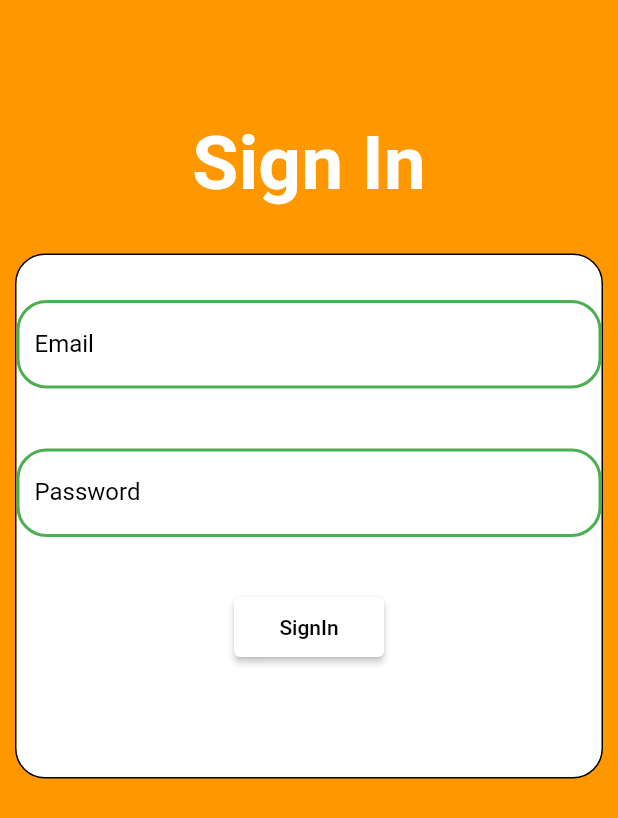
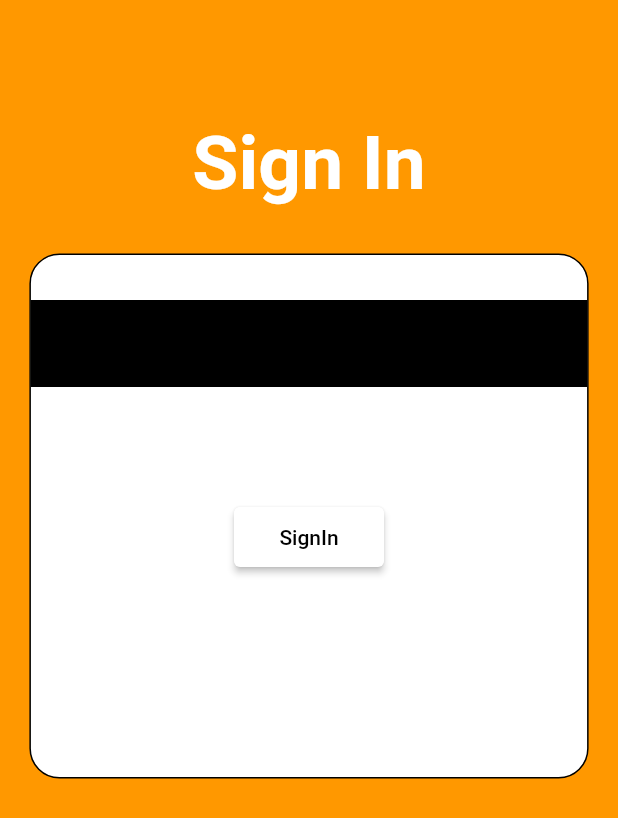
Before and after one commit to bilab-thapa/flutter_test, a Flutter app: the screen it shows after launch, after a tap on "Sign In Page", on a phone screen of 412 x 824 dp. Shown: the top 818 px of the screen. Run offline on Flutter 3.47's test engine with Material 2 defaults, Android fonts, the phone set to English and light mode, and no system bars.

```diff
--- a/lib/add.dart
+++ b/lib/add.dart
@@ -76,6 +76,7 @@ class _AddTwoNumberState extends State<AddTwoNumber> {
               const SizedBox(height: 20),
               SizedBox(
                 width: double.infinity,
+                height: 50,
                 child: ElevatedButton(
                   onPressed: () {
                     if (_globalKey.currentState!.validate()) {
@@ -84,7 +85,7 @@ class _AddTwoNumberState extends State<AddTwoNumber> {
                   },
                   child: const Text(
                     'ADD',
-                    style: TextStyle(color: Colors.white54),
+                    style: TextStyle(color: Colors.white),
                   ),
                   style: ElevatedButton.styleFrom(
                     primary: Colors.green.shade400,
--- a/lib/main.dart
+++ b/lib/main.dart
@@ -24,10 +24,11 @@ class HomeScreen extends StatelessWidget {
   @override
   Widget build(BuildContext context) {
     return Scaffold(
+      backgroundColor: Colors.teal,
       appBar: AppBar(
         elevation: 2,
-        backgroundColor: Colors.yellowAccent,
-        foregroundColor: Colors.black,
+        backgroundColor: Colors.indigo,
+        foregroundColor: Colors.white,
         centerTitle: true,
         title: const Text(
           'HomeScreen',
@@ -35,9 +36,14 @@ class HomeScreen extends StatelessWidget {
         ),
       ),
       body: Padding(
-        padding: const EdgeInsets.only(top: 10),
+        padding: const EdgeInsets.only(top: 40),
         child: Column(
           children: [
+            const Text(
+              'Working Pages',
+              style: TextStyle(fontSize: 28, color: Colors.white),
+            ),
+            const SizedBox(height: 40),
             SizedBox(
               width: double.infinity,
               height: 80,
@@ -81,7 +87,7 @@ class HomeScreen extends StatelessWidget {
               height: 80,
               width: double.infinity,
               child: ElevatedButton(
-                style: ElevatedButton.styleFrom(primary: Colors.blue),
+                style: ElevatedButton.styleFrom(primary: Colors.redAccent),
                 child: const Text(
                   'Sign In Page',
                   style: TextStyle(fontSize: 20),
--- a/lib/signin.dart
+++ b/lib/signin.dart
@@ -1,5 +1,6 @@
 import 'package:flutter/material.dart';
 import 'package:simple_interest/widget/decoration.dart';
+import 'package:simple_interest/widget/text_field.dart';
 
 class SignIn extends StatelessWidget {
   const SignIn({Key? key}) : super(key: key);
@@ -37,24 +38,11 @@ class SignIn extends StatelessWidget {
                 padding: const EdgeInsets.only(top: 30),
                 child: Column(
                   children: [
-                    TextField(
-                      onChanged: null,
-                      keyboardType: TextInputType.number,
-                      decoration: borderDecoration.copyWith(
-                        hintText: 'Enter Email',
-                        labelText: 'Email',
-                      ),
+                    const TextFieldContainer(
+                      child: TextField(),
                     ),
                     const Padding(
                       padding: EdgeInsets.only(top: 40),
-                    ),
-                    TextField(
-                      onChanged: null,
-                      keyboardType: TextInputType.number,
-                      decoration: borderDecoration.copyWith(
-                        hintText: 'Enter Password',
-                        labelText: 'Password',
-                      ),
                     ),
                     const SizedBox(height: 40),
                     SizedBox(
--- /dev/null
+++ b/lib/widget/text_field.dart
@@ -0,0 +1,20 @@
+import 'package:flutter/material.dart';
+
+class TextFieldContainer extends StatelessWidget {
+  final Widget child;
+  const TextFieldContainer({Key? key, required this.child}) : super(key: key);
+
+  @override
+  Widget build(BuildContext context) {
+    Size size = MediaQuery.of(context).size;
+    return Container(
+      padding: const EdgeInsets.symmetric(vertical: 5, horizontal: 20),
+      width: size.width * 0.9,
+      decoration: const BoxDecoration(
+        color: Colors.black,
+        //borderRadius: BorderRadius.circular(20),
+      ),
+      child: child,
+    );
+  }
+}
```
Also changed, not shown: lib/simple_interest.dart (+31 -28 lines).
